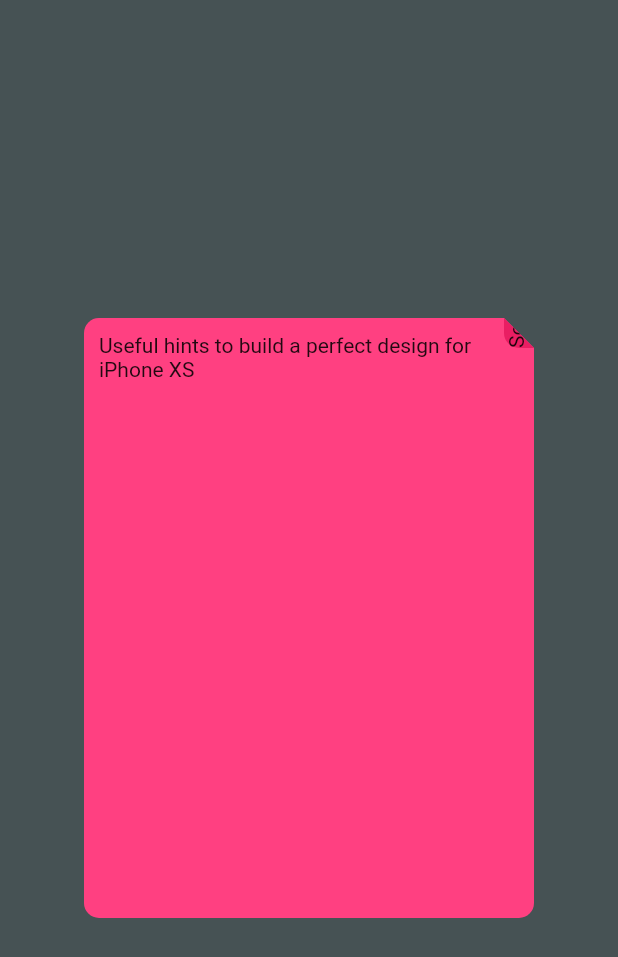
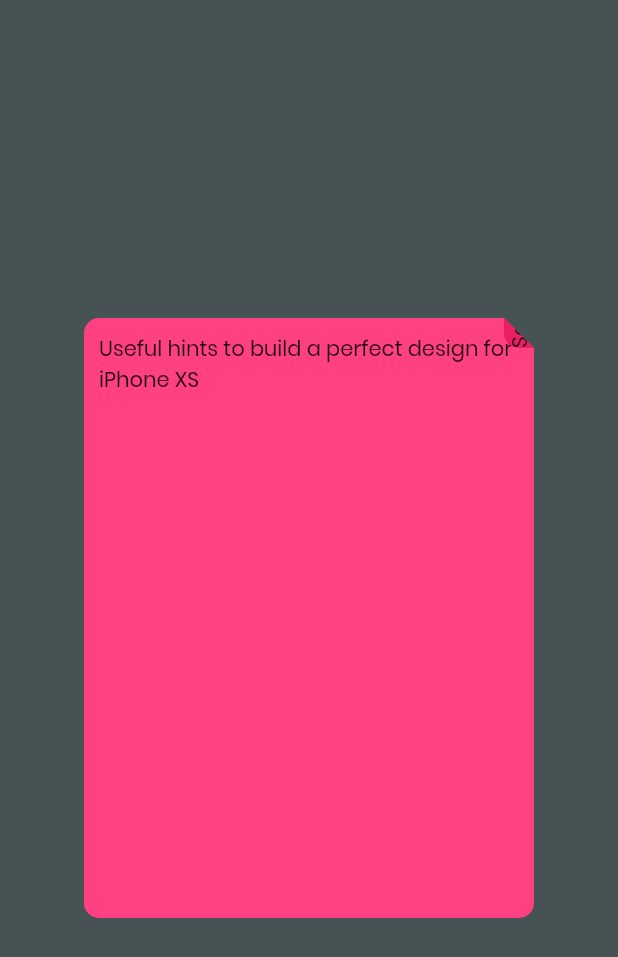
Before and after one commit to hipstermojo/flutter_fridays, a Flutter app: the screen it shows after launch, on a phone screen of 412 x 824 dp. Shown: the top 957 px of the screen. Run offline on Flutter 3.47's test engine with Material 2 defaults, Android fonts, the phone set to English and light mode, and no system bars.

Commit message:
Add Poppins font

```diff
--- a/sticky_notes/lib/main.dart
+++ b/sticky_notes/lib/main.dart
@@ -17,6 +17,7 @@ class MyApp extends StatelessWidget {
       debugShowCheckedModeBanner: false,
       title: 'Flutter Demo',
       theme: ThemeData(
+        fontFamily: "Poppins",
         primarySwatch: Colors.blue,
         visualDensity: VisualDensity.adaptivePlatformDensity,
       ),
```
Also changed, not shown: sticky_notes/pubspec.yaml (+6 -8 lines), sticky_notes/assets/fonts/Poppins-Bold.ttf (added), sticky_notes/assets/fonts/Poppins-Regular.ttf (added).
